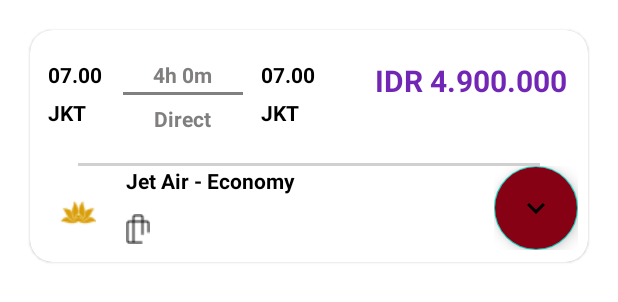
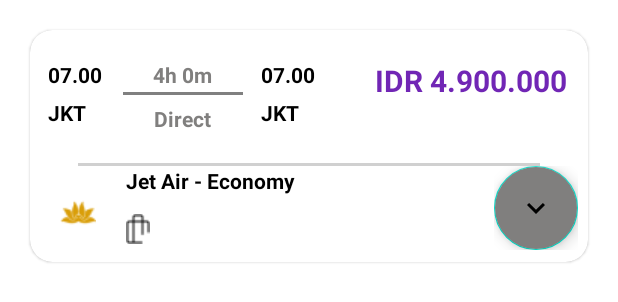
Before and after one commit to MuchamadAndriyanto/AND-Final-Project, an Android app: the layout item_tiket.xml on its own in the app's theme, with its tools: preview values and no code run, on a phone screen of 412 x 824 dp. Shown: the top 302 px of the screen. Run offline under Robolectric (Android 15) with nearby library versions, the phone set to English and light mode, and no system bars.

Commit message:
hasil pencarian xml

```diff
--- a/app/src/main/res/layout/item_tiket.xml
+++ b/app/src/main/res/layout/item_tiket.xml
@@ -201,7 +201,7 @@
                     android:src="@drawable/ic_arrow_bawah"
                     android:layout_height="100dp"
                     app:collapsedSize="10dp"
-                    android:backgroundTint="@color/red"
+                    android:backgroundTint="@color/abu"
                     android:contentDescription="TODO">
 
                 </com.google.android.material.floatingactionbutton.FloatingActionButton>
```
